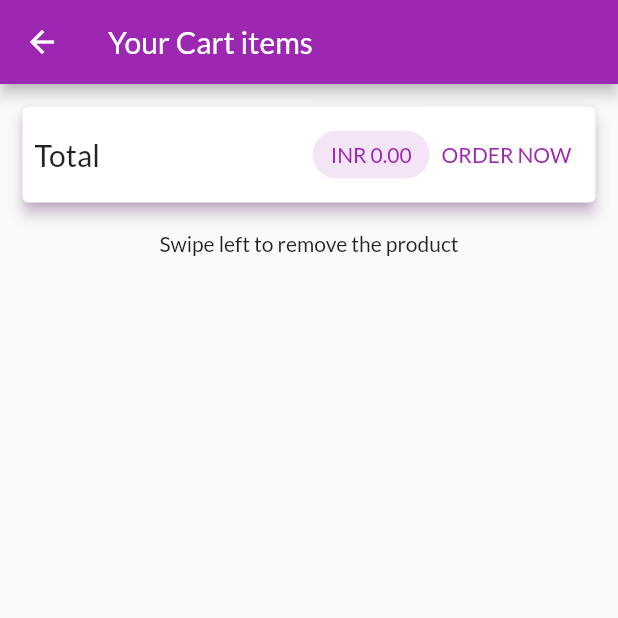
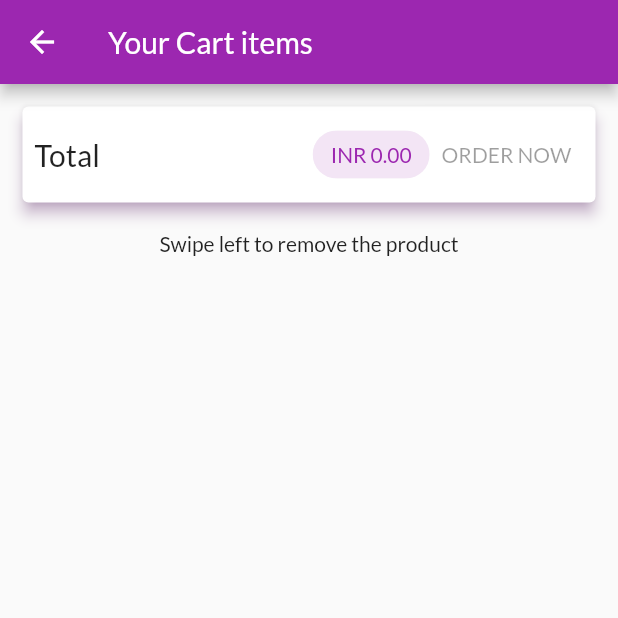
Before and after one commit to isahilgupta1306/shop_app, a Flutter app: the CartScreen screen opened by its route, on a phone screen of 412 x 824 dp, the top half of it. Run offline on Flutter 3.47's test engine with Material 2 defaults, Android fonts, the phone set to English and light mode, and no system bars; network calls fail.

```diff
--- a/lib/provider/products.dart
+++ b/lib/provider/products.dart
@@ -62,6 +62,9 @@ class Products with ChangeNotifier {
       final response = await http.get(url);
       final extractedData = json.decode(response.body) as Map<String, dynamic>;
       final List<Product> loadedProducts = [];
+      if (extractedData == null) {
+        return;
+      }
       extractedData.forEach((prodId, prodData) {
         loadedProducts.add(Product(
           id: prodId,
--- a/lib/screens/cart_screen.dart
+++ b/lib/screens/cart_screen.dart
@@ -41,17 +41,7 @@ class CartScreen extends StatelessWidget {
                       ),
                     ),
                   ),
-                  TextButton(
-                    onPressed: () {
-                      Provider.of<Orders>(context, listen: false).addOrder(
-                        cart.items.values.toList(),
-                        cart.totalAmount,
-                      );
-                      cart.clear();
-                    },
-                    child: Text('ORDER NOW'),
-                    style: ButtonStyle(),
-                  ),
+                  OrderButton(cart: cart),
                 ],
               ),
             ),
@@ -83,3 +73,45 @@ class CartScreen extends StatelessWidget {
     );
   }
 }
+
+class OrderButton extends StatefulWidget {
+  const OrderButton({
+    Key key,
+    @required this.cart,
+  }) : super(key: key);
+
+  final Cart cart;
+
+  @override
+  _OrderButtonState createState() => _OrderButtonState();
+}
+
+class _OrderButtonState extends State<OrderButton> {
+  var _isLoading = false;
+  @override
+  Widget build(BuildContext context) {
+    return TextButton(
+      onPressed: (widget.cart.totalAmount <= 0 || _isLoading)
+          ? null
+          : () async {
+              setState(() {
+                _isLoading = true;
+              });
+              await Provider.of<Orders>(context, listen: false).addOrder(
+                widget.cart.items.values.toList(),
+                widget.cart.totalAmount,
+              );
+              setState(() {
+                _isLoading = false;
+              });
+              widget.cart.clear();
+            },
+      child: _isLoading
+          ? CircularProgressIndicator(
+              valueColor: new AlwaysStoppedAnimation<Color>(Colors.purple),
+            )
+          : Text('ORDER NOW'),
+      style: ButtonStyle(),
+    );
+  }
+}
--- a/lib/screens/edit_products_screen.dart
+++ b/lib/screens/edit_products_screen.dart
@@ -146,7 +146,10 @@ class _EditProductScreenState extends State<EditProductScreen> {
         ],
       ),
       body: _isLoading
-          ? Center(child: CircularProgressIndicator())
+          ? Center(
+              child: CircularProgressIndicator(
+              valueColor: new AlwaysStoppedAnimation<Color>(Colors.purple),
+            ))
           : Form(
               key: _form,
               child: Padding(
--- a/lib/screens/products_overview_screen.dart
+++ b/lib/screens/products_overview_screen.dart
@@ -90,7 +90,9 @@ class _ProductOverviewScreenState extends State<ProductOverviewScreen> {
       drawer: AppDrawer(),
       body: _isLoading
           ? Center(
-              child: CircularProgressIndicator(),
+              child: CircularProgressIndicator(
+                valueColor: new AlwaysStoppedAnimation<Color>(Colors.purple),
+              ),
             )
           : ProductsGrid(_showOnlyFavorites),
     );
```
Also changed, not shown: lib/provider/orders.dart (+50 -2 lines), lib/screens/orders_screen.dart (+32 -5 lines).
